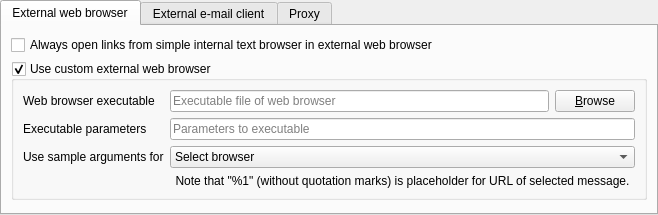
Old version of the form src/gui/settings/settingsbrowsermail.ui in the repository martinrotter/rssguard.
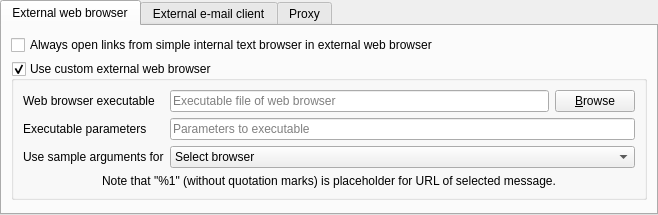
New version of the form.

The edit to the form file:
```diff
--- a/src/gui/settings/settingsbrowsermail.ui
+++ b/src/gui/settings/settingsbrowsermail.ui
@@ -109,7 +109,7 @@
             </item>
            </widget>
           </item>
-          <item row="3" column="1">
+          <item row="3" column="0" colspan="2">
            <widget class="QLabel" name="label">
             <property name="text">
              <string>Note that &quot;%1&quot; (without quotation marks) is placeholder for URL of selected message.</string>
@@ -122,7 +122,7 @@
          </layout>
         </widget>
        </item>
-       <item row="0" column="0">
+       <item row="0" column="0" colspan="2">
         <widget class="QCheckBox" name="m_checkOpenLinksInExternal">
          <property name="text">
           <string>Always open links from simple internal text browser in external web browser</string>
```
